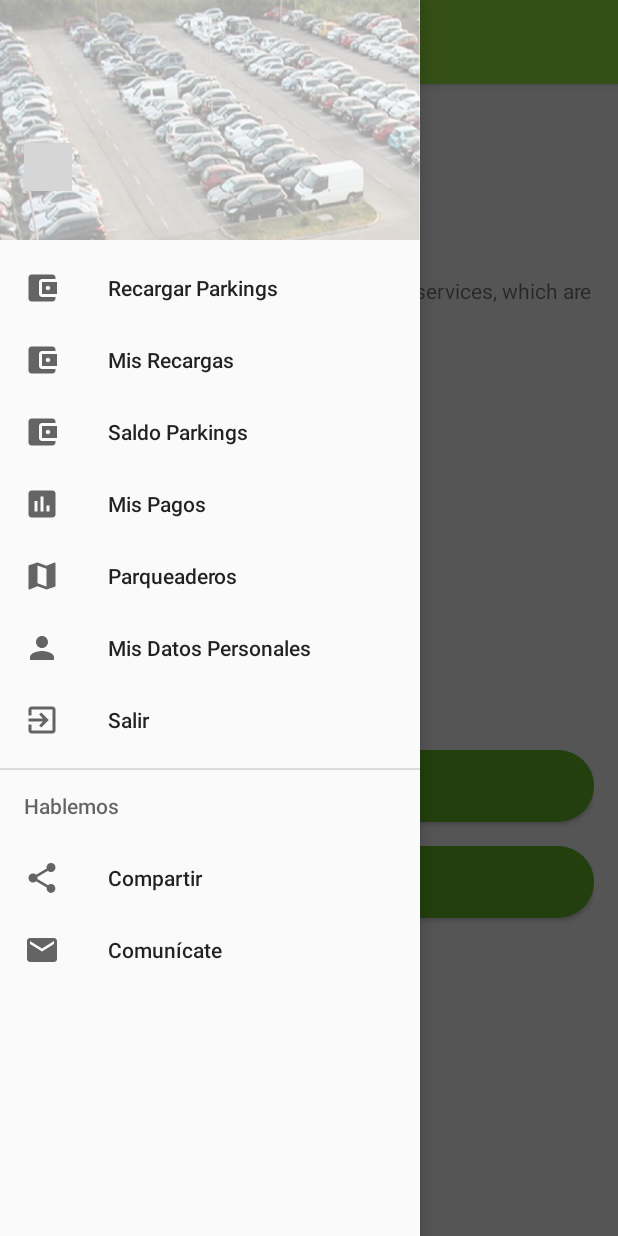
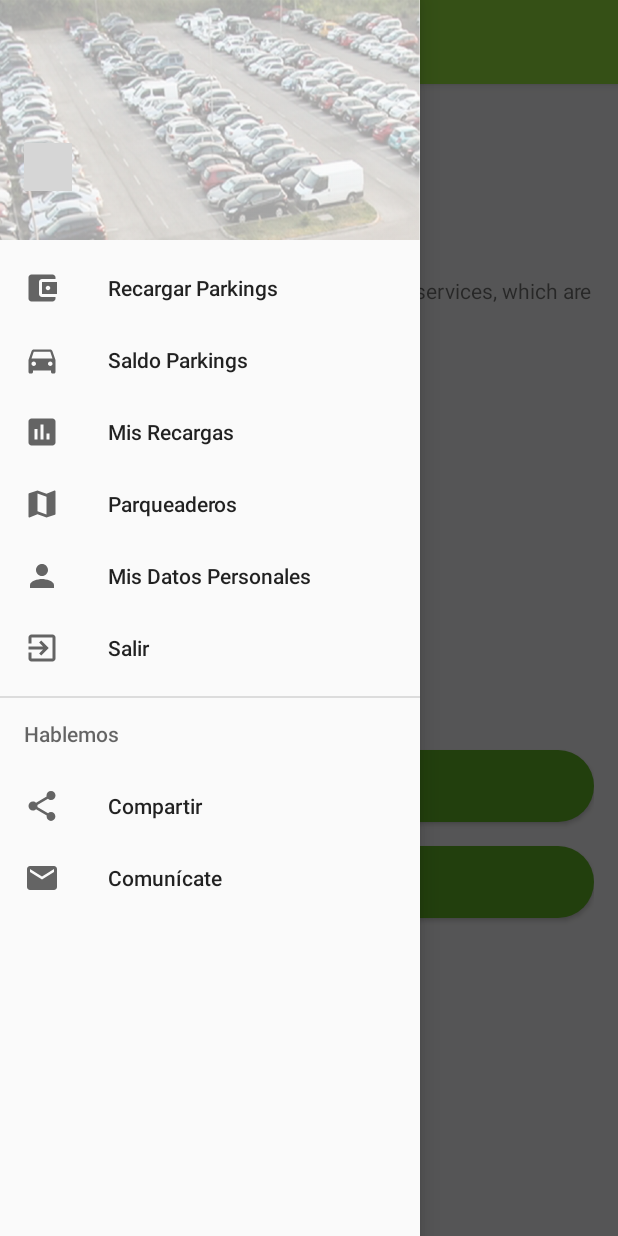
Before and after one commit to soaconsulting/FastParking, an Android app: the FastParkingActivity screen opened directly, with no data from a screen before it, with the side drawer open, on a phone screen of 412 x 824 dp. Run offline under Robolectric (Android 15) with nearby library versions, the phone set to English and light mode, and no system bars; libraries missing offline, so code that uses them is left out: com.facebook, com.facebook.login; plain views replace ProfilePictureView; 5 statements that could not run were skipped; grey boxes are pictures that could not be loaded.

Commit message:
Se ajusta el menú de opciones y referencias en objetos.

```diff
--- a/app/src/main/assets/fastparking.properties
+++ b/app/src/main/assets/fastparking.properties
@@ -16,7 +16,7 @@ ConsultaDetalleServicioService=http://lbpayparking-962459400.us-east-2.elb.amazo
 ConsultaPagosService=http://lbpayparking-962459400.us-east-2.elb.amazonaws.com/FastParkingWS/rest/
 ConsultaParqueaderosService=http://lbpayparking-962459400.us-east-2.elb.amazonaws.com/FastParkingWS/rest/parqueaderos/getAll
 ConsultaPqrsService=http://lbpayparking-962459400.us-east-2.elb.amazonaws.com/FastParkingWS/rest/
-ConsultaPuntosService=http://lbpayparking-962459400.us-east-2.elb.amazonaws.com/FastParkingWS/rest/
+ConsultaPuntosService=http://lbpayparking-962459400.us-east-2.elb.amazonaws.com/FastParkingWS/rest/parkings/getLast?email=
 DeclinaPagoBancoService=http://lbpayparking-962459400.us-east-2.elb.amazonaws.com/FastParkingWS/rest/
 DeclinaPagoUsuarioService=http://lbpayparking-962459400.us-east-2.elb.amazonaws.com/FastParkingWS/rest/
 MedioPagoService=http://lbpayparking-962459400.us-east-2.elb.amazonaws.com/FastParkingWS/rest/
--- a/app/src/main/java/com/soaconsultingonline/fastparking/activity/FastParkingActivity.java
+++ b/app/src/main/java/com/soaconsultingonline/fastparking/activity/FastParkingActivity.java
@@ -139,12 +139,10 @@ public class FastParkingActivity extends AppCompatActivity
 
         if (id == R.id.nav_buy_parkings) {
             // Compra de Puntos
-        } else if (id == R.id.nav_charges_list) {
-            // Consulta Histórico de Compra de Puntos
         } else if (id == R.id.nav_balance_parkings) {
             // Consulta Saldo de Puntos
         } else if (id == R.id.nav_history) {
-            // Histórico de Pagos Realizados
+            // Histórico de Pagos Realizados (Recargas)
             startActivity(new Intent(getApplicationContext(), PagoListActivity.class));
         } else if (id == R.id.nav_map) {
             // Consulta de Parquaderos
--- a/app/src/main/res/menu/activity_fast_parking_drawer.xml
+++ b/app/src/main/res/menu/activity_fast_parking_drawer.xml
@@ -7,18 +7,14 @@
             android:icon="@drawable/ic_account_balance_wallet_black_24dp"
             android:title="@string/title_comprar_parkings" />
         <item
-            android:id="@+id/nav_charges_list"
-            android:icon="@drawable/ic_account_balance_wallet_black_24dp"
-            android:title="@string/title_recargas_parkings" />
-        <item
             android:id="@+id/nav_balance_parkings"
-            android:icon="@drawable/ic_account_balance_wallet_black_24dp"
+            android:icon="@drawable/ic_directions_car_black_24dp"
             android:title="@string/title_saldo_parkings" />
 
         <item
             android:id="@+id/nav_history"
             android:icon="@drawable/ic_insert_chart_black_24dp"
-            android:title="@string/title_pago_list" />
+            android:title="@string/title_recargas_parkings" />
 
         <item
             android:id="@+id/nav_map"
```
Also changed, not shown: app/src/main/java/com/soaconsultingonline/fastparking/database/model/Parqueadero.java (+0 -9 lines).
